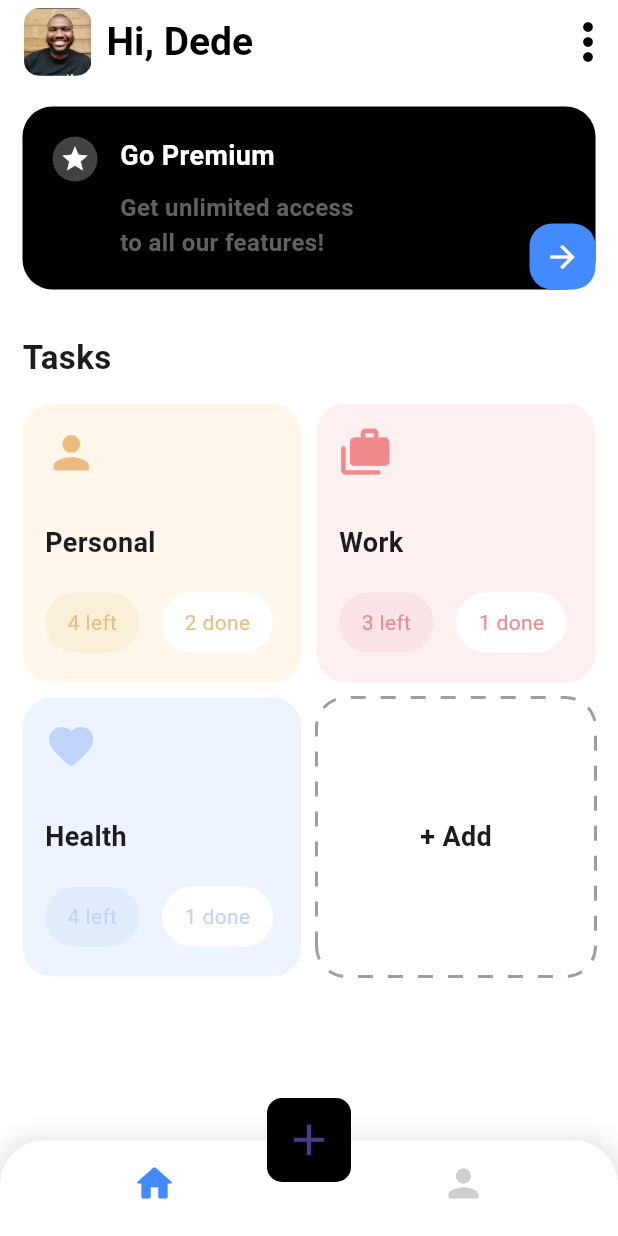
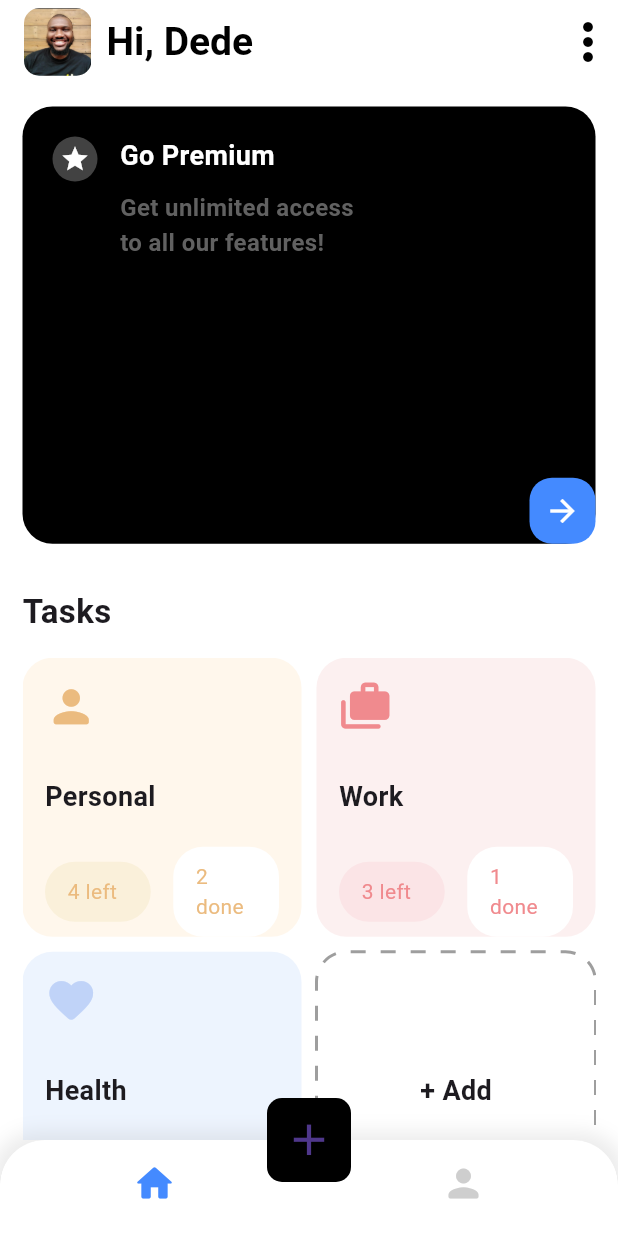
Before and after one commit to dieudonne96/task_ui_app, a Flutter app: the screen it shows after launch, on a phone screen of 412 x 824 dp. Run offline on Flutter 3.47's test engine with Material 3 defaults, Android fonts, the phone set to English and light mode, and no system bars; drawn by our look-alikes of dotted_border.

Commit message:
fixing render overflow issues

```diff
--- a/lib/main.dart
+++ b/lib/main.dart
@@ -7,6 +7,8 @@ void main() {
 }
 
 class MyApp extends StatelessWidget {
+  const MyApp({super.key});
+
   // This widget is the root of your application.
   @override
   Widget build(BuildContext context) {
--- a/lib/screens/home/home.dart
+++ b/lib/screens/home/home.dart
@@ -13,7 +13,7 @@ class HomePage extends StatelessWidget {
       body: Column(
         crossAxisAlignment: CrossAxisAlignment.start,
         children: [
-          GoPremuim(),
+          const Expanded(child: GoPremuim(),),
           Container(
             padding: const EdgeInsets.all(15),
             child: const Text(
@@ -97,8 +97,10 @@ class HomePage extends StatelessWidget {
       backgroundColor: Colors.white,
       elevation: 0,
       title: Row(
-        children: [
-          Container(
+        mainAxisAlignment: MainAxisAlignment.start,
+        mainAxisSize: MainAxisSize.min,
+        children: <Widget>[
+          SizedBox(
             height: 45,
             width: 45,
             child: ClipRRect(
@@ -107,12 +109,14 @@ class HomePage extends StatelessWidget {
             ),
           ),
           const SizedBox(width: 10),
-          const Text(
-            'Hi, Dede',
-            style: TextStyle(
-              color: Colors.black,
-              fontSize: 26,
-              fontWeight: FontWeight.bold,
+          const Expanded(
+            child: Text(
+              'Hi, Dede',
+              style: TextStyle(
+                color: Colors.black,
+                fontSize: 26,
+                fontWeight: FontWeight.bold,
+              ),
             ),
           ),
         ],
--- a/lib/screens/home/widgets/go_premuim.dart
+++ b/lib/screens/home/widgets/go_premuim.dart
@@ -5,8 +5,7 @@ class GoPremuim extends StatelessWidget {
 
   @override
   Widget build(BuildContext context) {
-    return Container(
-      child: Stack(
+    return Stack(
       children: [
         Container(
           margin: const EdgeInsets.all(15),
@@ -17,7 +16,7 @@ class GoPremuim extends StatelessWidget {
           ),
           child: Row(
             crossAxisAlignment: CrossAxisAlignment.start,
-              children: [
+            children: <Widget>[
               Container(
                 padding: const EdgeInsets.all(5),
                 decoration: BoxDecoration(
@@ -33,7 +32,7 @@ class GoPremuim extends StatelessWidget {
               const SizedBox(width: 15),
               Column(
                 crossAxisAlignment: CrossAxisAlignment.start,
-                  children: [
+                children: <Widget>[
                   const Text(
                     'Go Premium',
                     style: TextStyle(
@@ -43,12 +42,14 @@ class GoPremuim extends StatelessWidget {
                     ),
                   ),
                   const SizedBox(height: 10),
-                    Text(
+                  Expanded(
+                    child: Text(
                       'Get unlimited access\nto all our features!',
                       style: TextStyle(
                         fontSize: 16,
                         fontWeight: FontWeight.bold,
                         color: Colors.grey[700],
+                      ),
                     ),
                   ),
                 ],
@@ -72,7 +73,6 @@ class GoPremuim extends StatelessWidget {
           ),
         )
       ],
-      ),
     );
   }
 }
--- a/lib/screens/home/widgets/tasks.dart
+++ b/lib/screens/home/widgets/tasks.dart
@@ -67,11 +67,15 @@ class Tasks extends StatelessWidget {
           const SizedBox(height: 20),
           Row(
             children: [
-              _buildTaskStatus(tasksList.btnColor!, tasksList.iconColor!,
-                  '${tasksList.left} left'),
+              Expanded(
+                child: _buildTaskStatus(tasksList.btnColor!, tasksList.iconColor!,
+                    '${tasksList.left} left'),
+              ),
               const SizedBox(width: 15),
-              _buildTaskStatus(
-                  Colors.white, tasksList.iconColor!, '${tasksList.done} done'),
+              Expanded(
+                child: _buildTaskStatus(
+                    Colors.white, tasksList.iconColor!, '${tasksList.done} done'),
+              ),
             ],
           ),
         ],
```
Lines whose indentation alone changed are shown as unchanged.
